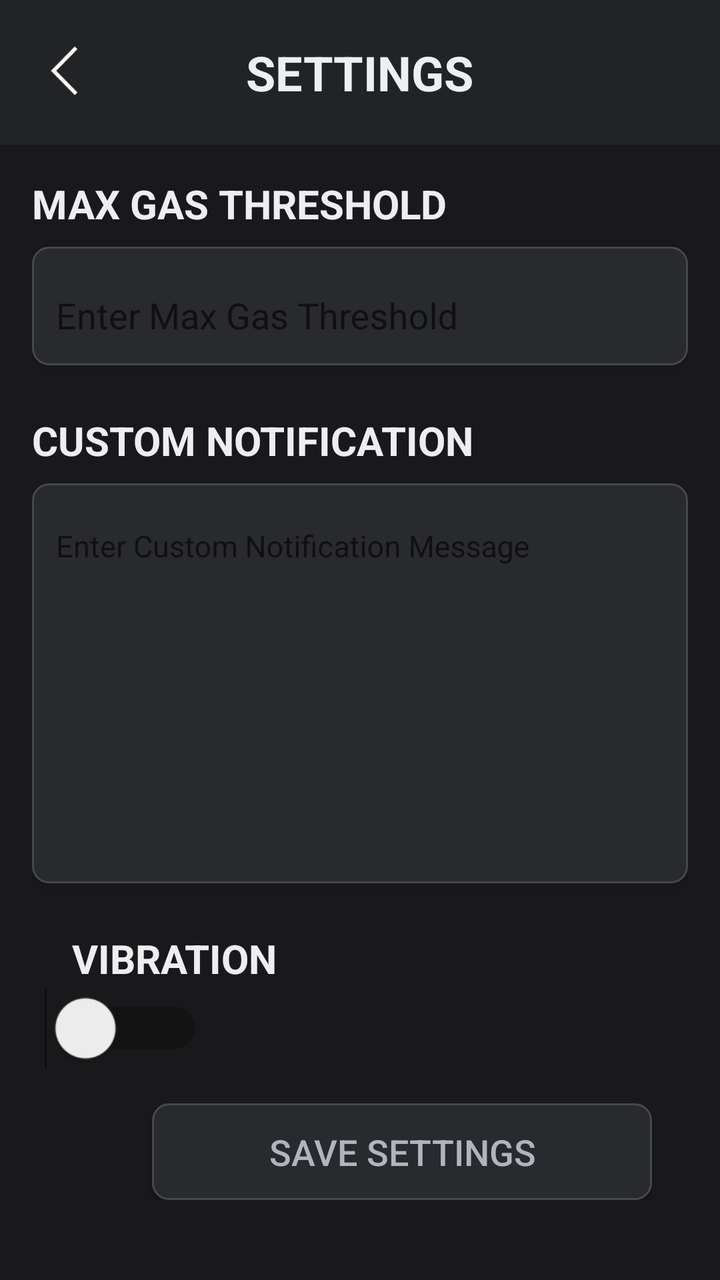
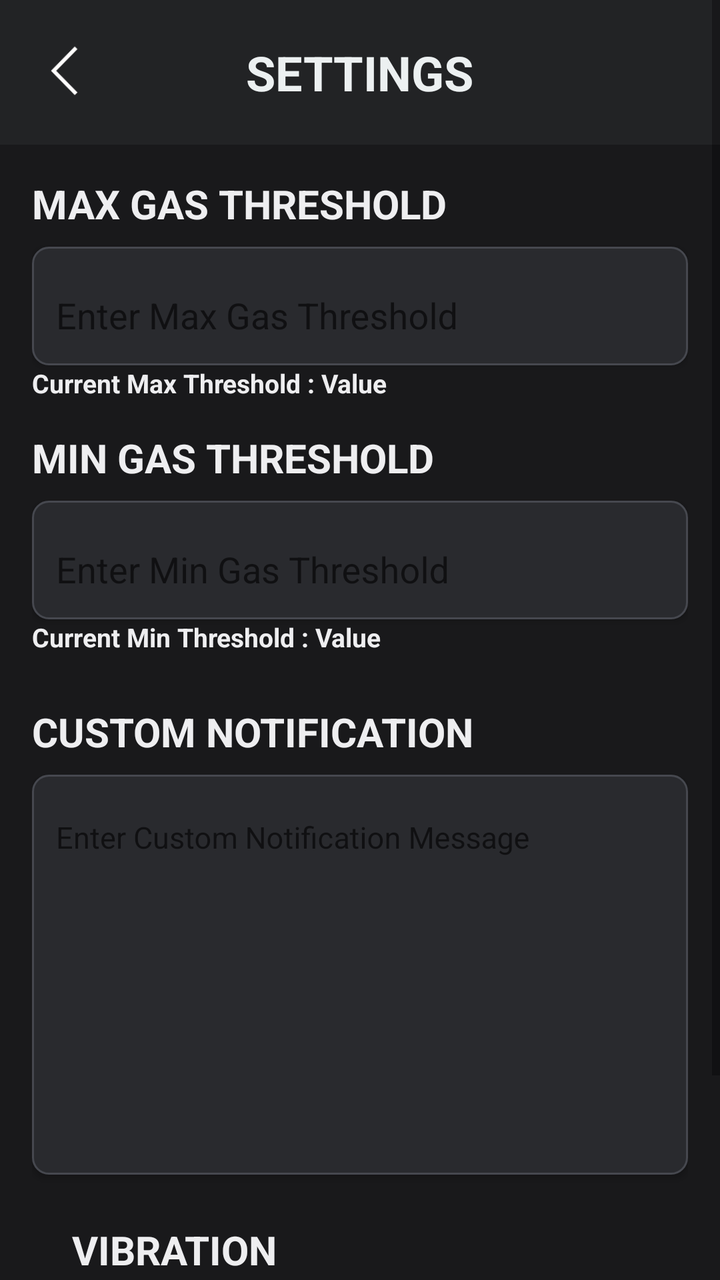

Two renders of the same Android screen: before a commit and after it. Below are the layout's source before the change and the commit's diff.
<!-- AndroidManifest.xml: application theme Theme.SIAGA -->
<!-- res/layout/activity_settings.xml -->
<?xml version="1.0" encoding="utf-8"?>
<ScrollView xmlns:android="http://schemas.android.com/apk/res/android"
    xmlns:app="http://schemas.android.com/apk/res-auto"
    xmlns:tools="http://schemas.android.com/tools"
    android:layout_width="match_parent"
    android:layout_height="match_parent"
    android:fillViewport="true">

    <LinearLayout
        android:id="@+id/main"
        android:layout_width="match_parent"
        android:layout_height="wrap_content"
        android:orientation="vertical"
        android:background="@color/background"
        tools:context=".Settings">

        <androidx.constraintlayout.widget.ConstraintLayout
            android:layout_width="match_parent"
            android:layout_height="wrap_content"
            android:padding="20dp"
            android:background="#222325">

            <ImageButton
                android:id="@+id/backButton"
                android:layout_width="30dp"
                android:layout_height="30dp"
                android:background="@drawable/backicons"
                android:contentDescription="Back"
                app:layout_constraintBottom_toBottomOf="parent"
                app:layout_constraintStart_toStartOf="parent"
                app:layout_constraintTop_toTopOf="parent"
                tools:ignore="MissingConstraints" />

            <TextView
                android:layout_width="wrap_content"
                android:layout_height="wrap_content"
                android:text="SETTINGS"
                android:textColor="#ECF0F1"
                android:textSize="24sp"
                android:textStyle="bold"
                app:layout_constraintBottom_toBottomOf="parent"
                app:layout_constraintEnd_toEndOf="parent"
                app:layout_constraintStart_toStartOf="parent"
                app:layout_constraintTop_toTopOf="parent"
                tools:ignore="MissingConstraints" />
        </androidx.constraintlayout.widget.ConstraintLayout>

        <LinearLayout
            android:layout_width="match_parent"
            android:layout_height="wrap_content"
            android:orientation="vertical"
            android:padding="16dp">

            <TextView
                android:layout_width="wrap_content"
                android:layout_height="wrap_content"
                android:text="MAX GAS THRESHOLD"
                android:textColor="@color/colorTxt"
                android:textSize="20sp"
                android:textStyle="bold"
                android:layout_marginBottom="8dp"/>

            <com.google.android.material.textfield.TextInputLayout
                android:layout_width="match_parent"
                android:layout_height="wrap_content"
                android:background="@drawable/card_minimalist"
                android:elevation="2dp"
                app:boxBackgroundMode="none">

                <com.google.android.material.textfield.TextInputEditText
                    android:id="@+id/maxGasThresholdInput"
                    android:layout_width="match_parent"
                    android:layout_height="wrap_content"
                    android:hint="Enter Max Gas Threshold"
                    android:inputType="number"
                    android:textColor="@color/colorTxt"
                    android:textColorHint="@color/colorTxt"
                    android:padding="12dp"
                    android:background="@null"/>
            </com.google.android.material.textfield.TextInputLayout>

            <TextView
                android:layout_width="wrap_content"
                android:layout_height="wrap_content"
                android:text="CUSTOM NOTIFICATION"
                android:textColor="@color/colorTxt"
                android:textSize="20sp"
                android:textStyle="bold"
                android:layout_marginTop="24dp"
                android:layout_marginBottom="8dp"/>

            <com.google.android.material.textfield.TextInputLayout
                android:layout_width="match_parent"
                android:layout_height="200dp"
                android:background="@drawable/card_minimalist"
                android:elevation="2dp"
                app:boxBackgroundMode="none">

                <com.google.android.material.textfield.TextInputEditText
                    android:id="@+id/customNotificationInput"
                    android:layout_width="match_parent"
                    android:layout_height="match_parent"
                    android:hint="Enter Custom Notification Message"
                    android:textSize="15sp"
                    android:background="@null"
                    android:gravity="top|start"
                    android:padding="12dp"
                    android:textColor="@color/colorTxt"
                    android:textColorHint="@color/colorTxt"/>
            </com.google.android.material.textfield.TextInputLayout>

            <TextView
                android:layout_width="wrap_content"
                android:layout_height="wrap_content"
                android:text="VIBRATION"
                android:textColor="@color/colorTxt"
                android:textSize="20sp"
                android:textStyle="bold"
                android:layout_marginTop="24dp"
                android:layout_marginLeft="20dp"/>

            <Switch
                android:id="@+id/vibrationSwitch"
                android:layout_width="wrap_content"
                android:layout_height="wrap_content"
                android:scaleX="1.5"
                android:scaleY="1.5"
                android:layout_marginTop="8dp"
                android:layout_marginLeft="20dp"/>

            <Button
                android:id="@+id/submitButton"
                android:layout_width="250dp"
                android:layout_height="wrap_content"
                android:background="@drawable/card_minimalist"
                android:layout_marginTop="24dp"
                android:text="SAVE SETTINGS"
                android:textColor="@color/secColorTxt"
                android:layout_marginLeft="60dp"
                android:textSize="18sp"
                android:elevation="2dp"
                android:padding="12dp"/>
        </LinearLayout>
    </LinearLayout>
</ScrollView>
<!-- resources referenced by this layout -->
<resources>
  <color name="background">#19191B</color>
  <color name="colorTxt">#EEEEF0</color>
  <color name="secColorTxt">#B2B3BD</color>
  <!-- drawable backicons: png bitmap (drawable, 1023 bytes) -->
  <!-- drawable card_minimalist (drawable) -->
  <?xml version="1.0" encoding="utf-8"?>
  <shape xmlns:android="http://schemas.android.com/apk/res/android">
      <solid android:color="@color/interactiveComp"/>
      <corners android:radius="8dp"/>
      <stroke
          android:width="1dp"
          android:color="@color/colorCard"/>
  </shape>
  <style name="Theme.SIAGA" parent="Base.Theme.SIAGA" />
  <color name="interactiveComp">#292A2E</color>
  <color name="colorCard">#46484F</color>
  <style name="Base.Theme.SIAGA" parent="Theme.AppCompat.Light.NoActionBar">
          
          
      </style>
</resources>

<!-- the commit's change to res/layout/activity_settings.xml (unified diff, before → after) -->
@@ -78,6 +78,51 @@
                     android:padding="12dp"
                     android:background="@null"/>
             </com.google.android.material.textfield.TextInputLayout>
+            <TextView
+                android:id="@+id/maxGasThresholdOut"
+                android:layout_width="wrap_content"
+                android:layout_height="wrap_content"
+                android:text="Current Max Threshold : Value"
+                android:textColor="@color/colorTxt"
+                android:textSize="13sp"
+                android:textStyle="bold"
+                android:layout_marginBottom="15dp"/>
+
+            <TextView
+                android:layout_width="wrap_content"
+                android:layout_height="wrap_content"
+                android:text="MIN GAS THRESHOLD"
+                android:textColor="@color/colorTxt"
+                android:textSize="20sp"
+                android:textStyle="bold"
+                android:layout_marginBottom="8dp"/>
+
+            <com.google.android.material.textfield.TextInputLayout
+                android:layout_width="match_parent"
+                android:layout_height="wrap_content"
+                android:background="@drawable/card_minimalist"
+                android:elevation="2dp"
+                app:boxBackgroundMode="none">
+
+                <com.google.android.material.textfield.TextInputEditText
+                    android:id="@+id/minGasThresholdInput"
+                    android:layout_width="match_parent"
+                    android:layout_height="wrap_content"
+                    android:hint="Enter Min Gas Threshold"
+                    android:inputType="number"
+                    android:textColor="@color/colorTxt"
+                    android:textColorHint="@color/colorTxt"
+                    android:padding="12dp"
+                    android:background="@null"/>
+            </com.google.android.material.textfield.TextInputLayout>
+            <TextView
+                android:id="@+id/minGasThresholdOut"
+                android:layout_width="wrap_content"
+                android:layout_height="wrap_content"
+                android:text="Current Min Threshold : Value"
+                android:textColor="@color/colorTxt"
+                android:textSize="13sp"
+                android:textStyle="bold"/>
 
             <TextView
                 android:layout_width="wrap_content"
@@ -86,7 +131,7 @@
                 android:textColor="@color/colorTxt"
                 android:textSize="20sp"
                 android:textStyle="bold"
-                android:layout_marginTop="24dp"
+                android:layout_marginTop="25dp"
                 android:layout_marginBottom="8dp"/>
 
             <com.google.android.material.textfield.TextInputLayout
